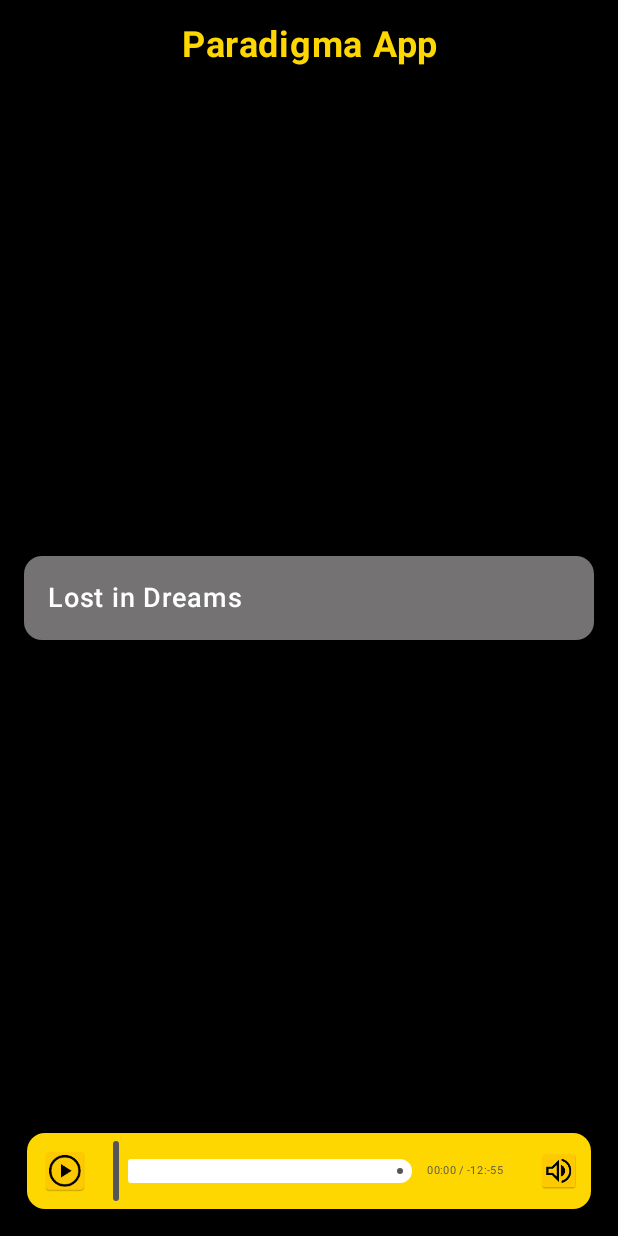
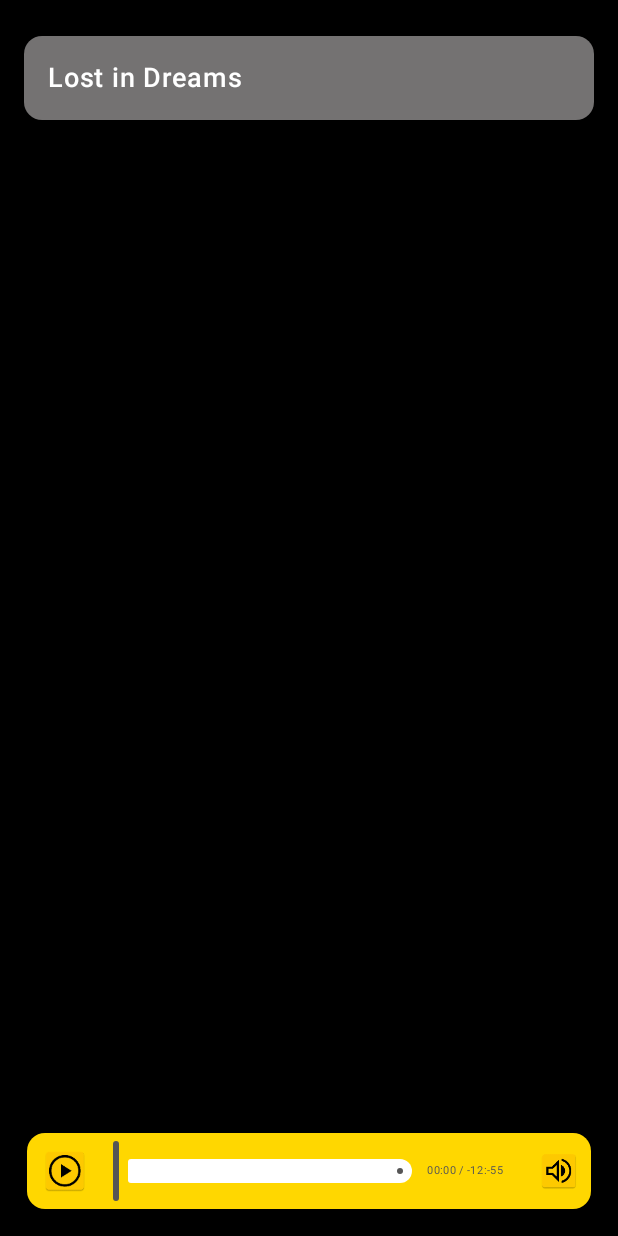
Before and after one commit to MarioAJ11/Paradigma-App, an Android app built with Jetpack Compose: the screen it shows after launch (MainActivity), on a phone screen of 412 x 824 dp. Run offline under Robolectric (Android 15) with nearby library versions, the phone set to English and light mode, and no system bars.

Commit message:
cambios de semana santa

```diff
--- a/androidApp/src/main/java/com/example/paradigmaapp/android/AudioPlayer.kt
+++ b/androidApp/src/main/java/com/example/paradigmaapp/android/AudioPlayer.kt
@@ -36,12 +36,12 @@ fun AudioPlayer(
             // Fila de controles principales
             Row(
                 verticalAlignment = Alignment.CenterVertically,
-                horizontalArrangement = Arrangement.spacedBy(8.dp) // Más espacio horizontal
+                horizontalArrangement = Arrangement.spacedBy(8.dp)
             ) {
                 // Botón Play/Pause - Más grande
                 IconButton(
                     onClick = onPlayPauseClick,
-                    modifier = Modifier.size(48.dp) // Tamaño aumentado
+                    modifier = Modifier.size(48.dp)
                 ) {
                     Image(
                         painter = painterResource(
@@ -51,18 +51,18 @@ fun AudioPlayer(
                                 R.mipmap.play
                         ),
                         contentDescription = if (player.isPlaying) "Pause" else "Play",
-                        modifier = Modifier.size(32.dp) // Icono más grande
+                        modifier = Modifier.size(32.dp)
                     )
                 }
 
-                // Slider de progreso - Más alto
+                // Slider de progreso
                 Slider(
                     value = progress,
                     onValueChange = onProgressChange,
                     valueRange = 0f..1f,
                     modifier = Modifier
                         .weight(1f)
-                        .height(40.dp), // Altura aumentada
+                        .height(40.dp),
                     colors = SliderDefaults.colors(
                         thumbColor = Color(0xFF555555),
                         activeTrackColor = Color(0xFF555555),
@@ -70,7 +70,7 @@ fun AudioPlayer(
                     )
                 )
 
-                // Tiempo del podcast - Texto más grande
+                // Tiempo del podcast
                 Text(
                     text = "${formatTime(player.currentPosition)} / ${formatTime(player.duration)}",
                     color = Color(0xFF555555),
@@ -78,20 +78,20 @@ fun AudioPlayer(
                     modifier = Modifier.width(60.dp)
                 )
 
-                // Botón de volumen - Más grande
+                // Botón de volumen
                 IconButton(
                     onClick = { showVolumeControls = !showVolumeControls },
-                    modifier = Modifier.size(40.dp) // Tamaño aumentado
+                    modifier = Modifier.size(40.dp)
                 ) {
                     Image(
                         painter = painterResource(R.mipmap.volume),
                         contentDescription = "Volume Control",
-                        modifier = Modifier.size(28.dp) // Icono más grande
+                        modifier = Modifier.size(28.dp)
                     )
                 }
             }
 
-            // Controles de volumen - Más grandes
+            // Controles de volumen
             if (showVolumeControls) {
                 Row(
                     verticalAlignment = Alignment.CenterVertically,
--- a/androidApp/src/main/java/com/example/paradigmaapp/android/PodcastScreen.kt
+++ b/androidApp/src/main/java/com/example/paradigmaapp/android/PodcastScreen.kt
@@ -98,16 +98,6 @@ fun PodcastScreen() {
             .padding(16.dp),
         verticalArrangement = Arrangement.SpaceBetween
     ) {
-        // Título
-        Text(
-            text = "Paradigma App",
-            color = Color(0xFFFFD700),
-            fontSize = 24.sp,
-            fontWeight = FontWeight.Bold,
-            modifier = Modifier.fillMaxWidth(),
-            textAlign = TextAlign.Center
-        )
-
         // Lista de podcasts
         PodcastList(
             podcasts = podcasts,
```
Also changed, not shown: 2 other files.
